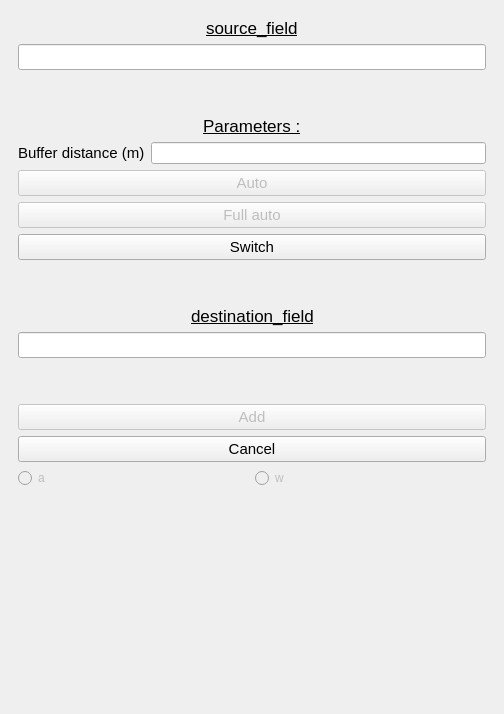
Above: diagwayprojection/DiagwayProjection_dockwidget_base.ui from StundFR/diagway before the change. Below: the same form after it.
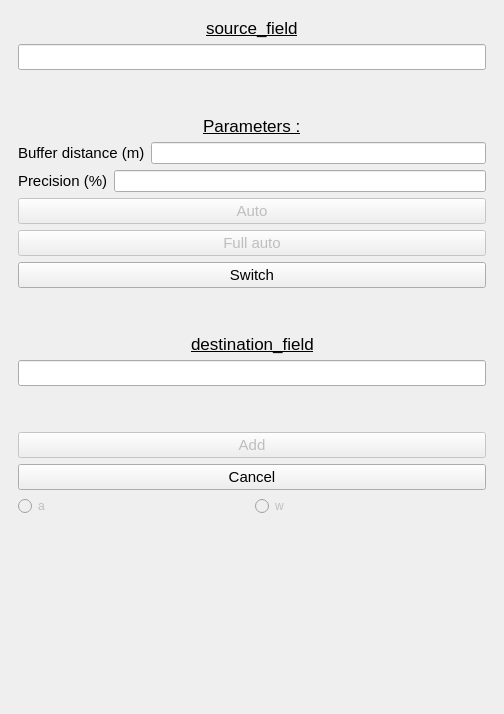
That is the form after the change. Custom widgets are drawn as their Qt base class.

Commit message: Ajout de la précision

Patch:
```diff
--- a/diagwayprojection/DiagwayProjection_dockwidget_base.ui
+++ b/diagwayprojection/DiagwayProjection_dockwidget_base.ui
@@ -890,6 +890,25 @@
           </item>
          </layout>
         </item>
+        <item>
+         <layout class="QHBoxLayout" name="horizontalLayout_15">
+          <item>
+           <widget class="QLabel" name="buffer_label_distance_2">
+            <property name="font">
+             <font>
+              <pointsize>11</pointsize>
+             </font>
+            </property>
+            <property name="text">
+             <string>Precision (%)</string>
+            </property>
+           </widget>
+          </item>
+          <item>
+           <widget class="QLineEdit" name="buffer_lineEdit_distance_2"/>
+          </item>
+         </layout>
+        </item>
         <item>
          <widget class="QPushButton" name="push_auto">
           <property name="enabled">
```
Left out of the diff: 10 changed lines with no effect on the pictures.
